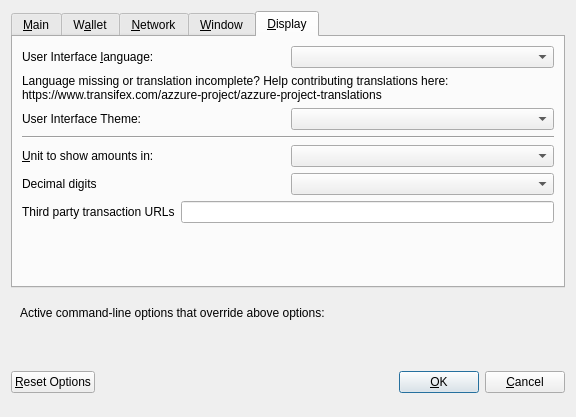
Qt form src/qt/forms/optionsdialog.ui (CryptoCoderz/Azzure) before a commit.
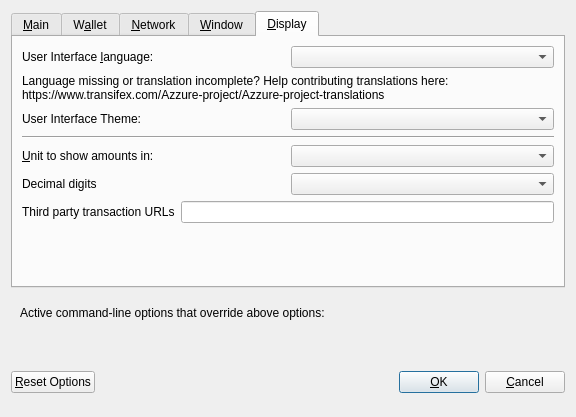
The same form after that commit. The open tabs and pages were chosen to show the change. Custom widgets are drawn as their Qt base class.

The edit to the form file:
```diff
--- a/src/qt/forms/optionsdialog.ui
+++ b/src/qt/forms/optionsdialog.ui
@@ -476,7 +476,7 @@
          </property>
          <property name="text">
           <string>Language missing or translation incomplete? Help contributing translations here:
-https://www.transifex.com/azzure-project/azzure-project-translations</string>
+https://www.transifex.com/Azzure-project/Azzure-project-translations</string>
          </property>
          <property name="wordWrap">
           <bool>true</bool>
```
